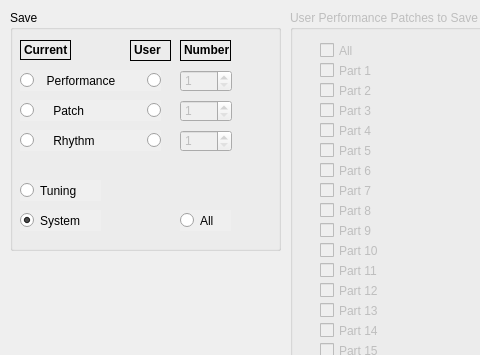
Qt form save_dialog/Save_Dialog.ui (RoberNoTson/JV1080lib) before a commit; both pictures show x 0 to 480 and y 0 to 355 of the 599 by 544 pixel window.
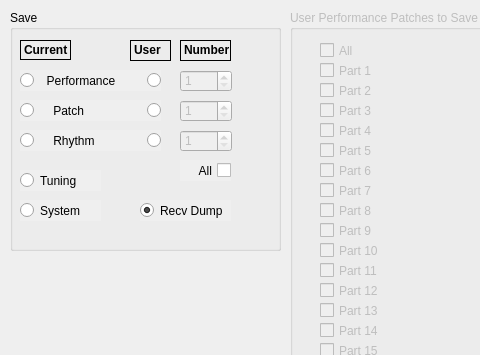
The same form after that commit.

Commit message: improve save dialog appearance

Diff of the .ui file:
```diff
--- a/save_dialog/Save_Dialog.ui
+++ b/save_dialog/Save_Dialog.ui
@@ -109,7 +109,7 @@
     <property name="geometry">
      <rect>
       <x>10</x>
-      <y>200</y>
+      <y>190</y>
       <width>81</width>
       <height>21</height>
      </rect>
@@ -121,7 +121,7 @@
      <string>System</string>
     </property>
     <property name="checked">
-     <bool>true</bool>
+     <bool>false</bool>
     </property>
    </widget>
    <widget class="QRadioButton" name="Save_CurrentPerformance_button">
@@ -156,22 +156,6 @@
      <string>    Patch</string>
     </property>
    </widget>
-   <widget class="QRadioButton" name="Save_UserDump_button">
-    <property name="geometry">
-     <rect>
-      <x>170</x>
-      <y>200</y>
-      <width>51</width>
-      <height>21</height>
-     </rect>
-    </property>
-    <property name="autoFillBackground">
-     <bool>true</bool>
-    </property>
-    <property name="text">
-     <string>All</string>
-    </property>
-   </widget>
    <widget class="QRadioButton" name="Save_CurrentRhythm_button">
     <property name="geometry">
      <rect>
@@ -305,7 +289,7 @@
     <property name="geometry">
      <rect>
       <x>10</x>
-      <y>170</y>
+      <y>160</y>
       <width>81</width>
       <height>21</height>
      </rect>
@@ -402,6 +386,44 @@
      <number>2</number>
     </property>
    </widget>
+   <widget class="QRadioButton" name="Save_ReceiveUserDump_button">
+    <property name="geometry">
+     <rect>
+      <x>130</x>
+      <y>190</y>
+      <width>91</width>
+      <height>21</height>
+     </rect>
+    </property>
+    <property name="autoFillBackground">
+     <bool>true</bool>
+    </property>
+    <property name="text">
+     <string>Recv Dump</string>
+    </property>
+    <property name="checked">
+     <bool>true</bool>
+    </property>
+   </widget>
+   <widget class="QCheckBox" name="Save_All_button">
+    <property name="geometry">
+     <rect>
+      <x>170</x>
+      <y>150</y>
+      <width>51</width>
+      <height>21</height>
+     </rect>
+    </property>
+    <property name="layoutDirection">
+     <enum>Qt::RightToLeft</enum>
+    </property>
+    <property name="autoFillBackground">
+     <bool>true</bool>
+    </property>
+    <property name="text">
+     <string>All</string>
+    </property>
+   </widget>
   </widget>
   <widget class="QGroupBox" name="Save_PerfPatch_box">
    <property name="enabled">
```
The commit also changes 2 other files.
